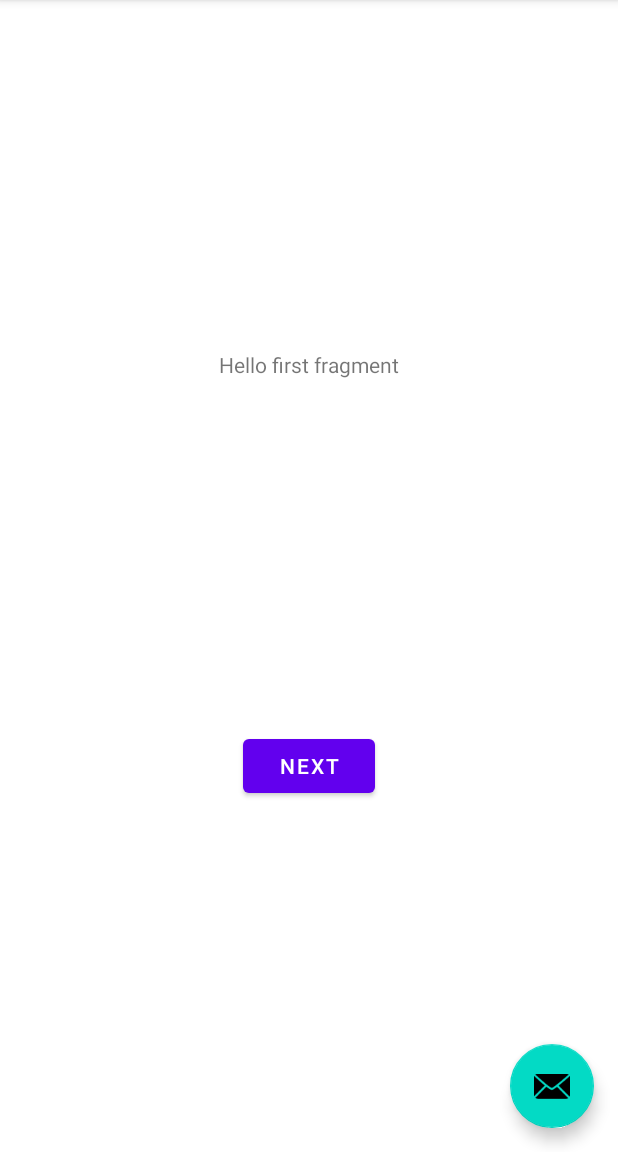
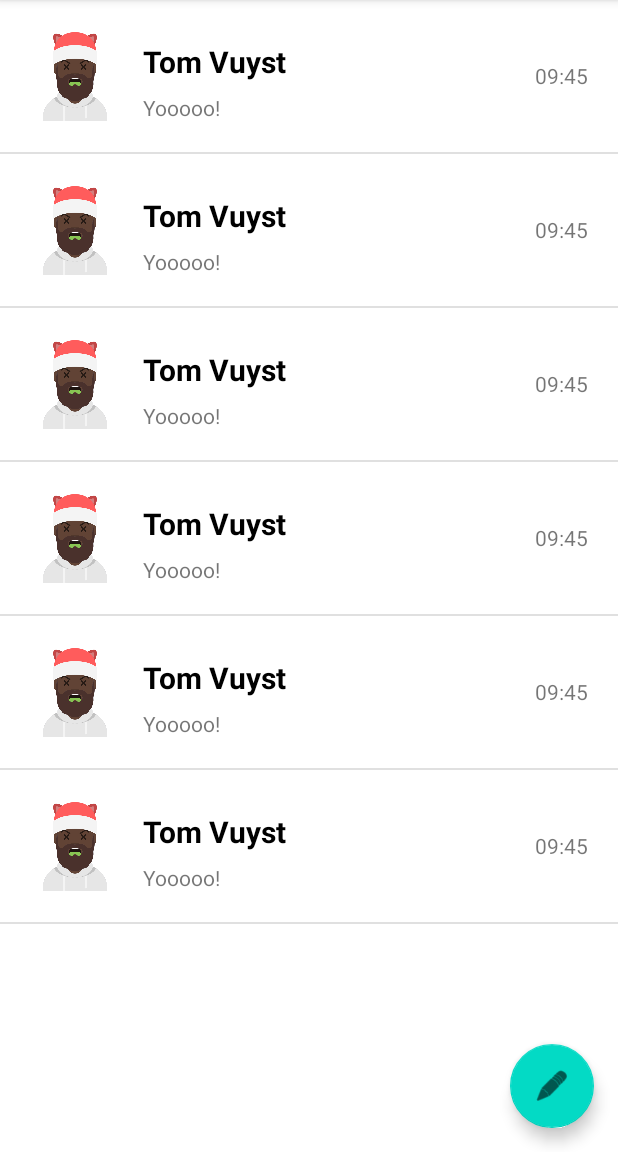
Before and after one commit to KoenLippe/AndroidChatApp, an Android app: the screen it shows after launch (MainActivity), on a phone screen of 412 x 824 dp, the part 84-1236 px from its top. Run offline under Robolectric (Android 15) with nearby library versions, the light colour scheme and no system bars.

Commit message:
Chat overview layout setup

```diff
--- a/app/build.gradle
+++ b/app/build.gradle
@@ -1,6 +1,8 @@
 plugins {
     id 'com.android.application'
     id 'kotlin-android'
+    id 'kotlin-kapt'
+    id 'kotlin-android-extensions'
 }
 
 android {
--- /dev/null
+++ b/app/src/main/java/com/example/androidchatapp/ChatOverviewFragment.kt
@@ -0,0 +1,48 @@
+package com.example.androidchatapp
+
+import android.os.Bundle
+import androidx.fragment.app.Fragment
+import android.view.LayoutInflater
+import android.view.View
+import android.view.ViewGroup
+import android.widget.Button
+import androidx.navigation.fragment.findNavController
+import androidx.recyclerview.widget.LinearLayoutManager
+import androidx.recyclerview.widget.RecyclerView
+import com.example.androidchatapp.model.ChatListItem
+import com.example.androidchatapp.ui.ChatAdapter
+import kotlinx.android.synthetic.main.fragment_chat_overview.*
+
+/**
+ * A simple [Fragment] subclass as the default destination in the navigation.
+ */
+class ChatOverviewFragment : Fragment() {
+
+    private val chats = arrayListOf<ChatListItem>()
+    private val chatAdapter = ChatAdapter(chats)
+
+    override fun onCreateView(
+            inflater: LayoutInflater, container: ViewGroup?,
+            savedInstanceState: Bundle?
+    ): View? {
+        // Inflate the layout for this fragment
+        return inflater.inflate(R.layout.fragment_chat_overview, container, false)
+    }
+
+    override fun onViewCreated(view: View, savedInstanceState: Bundle?) {
+        super.onViewCreated(view, savedInstanceState)
+
+        for (x in 0..5) {
+            chats.add(ChatListItem("Tom Vuyst", "asdf", "Yooooo!", "09:45"))
+        }
+
+        initRv()
+    }
+
+    private fun initRv() {
+        rvChats.apply {
+            adapter = chatAdapter
+            layoutManager = LinearLayoutManager(context, RecyclerView.VERTICAL , false)
+        }
+    }
+}
--- a/app/src/main/java/com/example/androidchatapp/FirstFragment.kt
+++ /dev/null
@@ -1,31 +0,0 @@
-package com.example.androidchatapp
-
-import android.os.Bundle
-import androidx.fragment.app.Fragment
-import android.view.LayoutInflater
-import android.view.View
-import android.view.ViewGroup
-import android.widget.Button
-import androidx.navigation.fragment.findNavController
-
-/**
- * A simple [Fragment] subclass as the default destination in the navigation.
- */
-class FirstFragment : Fragment() {
-
-    override fun onCreateView(
-            inflater: LayoutInflater, container: ViewGroup?,
-            savedInstanceState: Bundle?
-    ): View? {
-        // Inflate the layout for this fragment
-        return inflater.inflate(R.layout.fragment_first, container, false)
-    }
-
-    override fun onViewCreated(view: View, savedInstanceState: Bundle?) {
-        super.onViewCreated(view, savedInstanceState)
-
-        view.findViewById<Button>(R.id.button_first).setOnClickListener {
-            findNavController().navigate(R.id.action_FirstFragment_to_SecondFragment)
-        }
-    }
-}
--- /dev/null
+++ b/app/src/main/java/com/example/androidchatapp/model/ChatListItem.kt
@@ -0,0 +1,8 @@
+package com.example.androidchatapp.model
+
+data class ChatListItem(
+    val name: String,
+    val avatar: String,
+    val latestMessage: String,
+    val timestamp: String
+)
--- /dev/null
+++ b/app/src/main/java/com/example/androidchatapp/ui/ChatAdapter.kt
@@ -0,0 +1,43 @@
+package com.example.androidchatapp.ui
+
+import android.content.Context
+import android.view.LayoutInflater
+import android.view.View
+import android.view.ViewGroup
+import androidx.recyclerview.widget.RecyclerView
+import com.example.androidchatapp.R
+import com.example.androidchatapp.model.ChatListItem
+import kotlinx.android.synthetic.main.item_chat_list_item.view.*
+
+class ChatAdapter(
+    private val chats: List<ChatListItem>
+//    private val onChat:(ColorItem) -> Unit
+): RecyclerView.Adapter<ChatAdapter.ViewHolder>() {
+
+    private lateinit var context: Context
+
+    inner class ViewHolder(itemView: View) : RecyclerView.ViewHolder(itemView) {
+
+        fun dataBind(chat: ChatListItem) {
+            itemView.txtName.text = chat.name
+            itemView.txtLatestMessage.text = chat.latestMessage
+            itemView.txtTimestamp.text = chat.timestamp
+        }
+    }
+
+
+    override fun getItemCount(): Int {
+        return chats.size
+    }
+
+    override fun onCreateViewHolder(parent: ViewGroup, viewType: Int): ViewHolder {
+        context = parent.context
+        return ViewHolder(LayoutInflater.from(context).inflate(R.layout.item_chat_list_item, parent, false))
+    }
+
+    override fun onBindViewHolder(holder: ViewHolder, position: Int) {
+        holder.dataBind(chats[position])
+    }
+
+
+}
--- a/app/src/main/res/layout/activity_main.xml
+++ b/app/src/main/res/layout/activity_main.xml
@@ -28,6 +28,6 @@
         android:layout_height="wrap_content"
         android:layout_gravity="bottom|end"
         android:layout_margin="@dimen/fab_margin"
-        app:srcCompat="@android:drawable/ic_dialog_email" />
+        app:srcCompat="@android:drawable/ic_menu_edit" />
 
 </androidx.coordinatorlayout.widget.CoordinatorLayout>
--- /dev/null
+++ b/app/src/main/res/layout/fragment_chat_overview.xml
@@ -0,0 +1,16 @@
+<?xml version="1.0" encoding="utf-8"?>
+<androidx.constraintlayout.widget.ConstraintLayout xmlns:android="http://schemas.android.com/apk/res/android"
+    xmlns:app="http://schemas.android.com/apk/res-auto"
+    xmlns:tools="http://schemas.android.com/tools"
+    android:layout_width="match_parent"
+    android:layout_height="match_parent"
+    tools:context=".ChatOverviewFragment"
+    >
+
+    <androidx.recyclerview.widget.RecyclerView
+        android:id="@+id/rvChats"
+        android:layout_width="match_parent"
+        android:layout_height="match_parent" />
+
+
+</androidx.constraintlayout.widget.ConstraintLayout>
--- a/app/src/main/res/layout/fragment_first.xml
+++ /dev/null
@@ -1,28 +0,0 @@
-<?xml version="1.0" encoding="utf-8"?>
-<androidx.constraintlayout.widget.ConstraintLayout xmlns:android="http://schemas.android.com/apk/res/android"
-    xmlns:app="http://schemas.android.com/apk/res-auto"
-    xmlns:tools="http://schemas.android.com/tools"
-    android:layout_width="match_parent"
-    android:layout_height="match_parent"
-    tools:context=".FirstFragment">
-
-    <TextView
-        android:id="@+id/textview_first"
-        android:layout_width="wrap_content"
-        android:layout_height="wrap_content"
-        android:text="@string/hello_first_fragment"
-        app:layout_constraintBottom_toTopOf="@id/button_first"
-        app:layout_constraintEnd_toEndOf="parent"
-        app:layout_constraintStart_toStartOf="parent"
-        app:layout_constraintTop_toTopOf="parent" />
-
-    <Button
-        android:id="@+id/button_first"
-        android:layout_width="wrap_content"
-        android:layout_height="wrap_content"
-        android:text="@string/next"
-        app:layout_constraintBottom_toBottomOf="parent"
-        app:layout_constraintEnd_toEndOf="parent"
-        app:layout_constraintStart_toStartOf="parent"
-        app:layout_constraintTop_toBottomOf="@id/textview_first" />
-</androidx.constraintlayout.widget.ConstraintLayout>
--- /dev/null
+++ b/app/src/main/res/layout/item_chat_list_item.xml
@@ -0,0 +1,69 @@
+<?xml version="1.0" encoding="utf-8"?>
+<androidx.constraintlayout.widget.ConstraintLayout
+    xmlns:android="http://schemas.android.com/apk/res/android"
+    xmlns:app="http://schemas.android.com/apk/res-auto"
+    xmlns:tools="http://schemas.android.com/tools"
+    android:layout_width="match_parent"
+    android:layout_height="wrap_content">
+
+    <LinearLayout
+        android:id="@+id/llChat"
+        android:layout_width="match_parent"
+        android:layout_height="match_parent"
+        android:orientation="horizontal"
+        android:paddingHorizontal="20dp"
+        android:paddingVertical="20dp"
+        android:gravity="center_vertical">
+
+        <ImageView
+            android:id="@+id/imageView"
+            android:layout_width="60dp"
+            android:layout_height="60dp"
+            app:srcCompat="@drawable/avataaars"
+            android:layout_marginEnd="15dp"/>
+
+        <LinearLayout
+            android:layout_width="wrap_content"
+            android:layout_height="wrap_content"
+            android:orientation="vertical"
+            android:layout_weight="1"
+            android:layout_gravity="center_vertical">
+
+            <TextView
+                android:id="@+id/txtName"
+                android:layout_width="match_parent"
+                android:layout_height="wrap_content"
+                android:textStyle="bold"
+                android:textColor="@color/black"
+                android:textSize="20sp"
+                android:layout_marginVertical="7dp"
+                android:text="TextView"
+                />
+
+            <TextView
+                android:id="@+id/txtLatestMessage"
+                android:layout_width="match_parent"
+                android:layout_height="wrap_content"
+                android:text="TextView" />
+        </LinearLayout>
+
+
+        <TextView
+            android:id="@+id/txtTimestamp"
+            android:layout_width="wrap_content"
+            android:layout_height="wrap_content"
+            android:text="TextView" />
+
+    </LinearLayout>
+
+    <View
+        android:id="@+id/tile_divider"
+        android:layout_width="match_parent"
+        android:layout_height="1dp"
+        android:background="?android:attr/dividerVertical"
+        app:layout_constraintEnd_toEndOf="parent"
+        app:layout_constraintStart_toStartOf="parent"
+        app:layout_constraintTop_toBottomOf="@+id/llChat"
+        tools:ignore="MissingConstraints" />
+
+</androidx.constraintlayout.widget.ConstraintLayout>
--- a/app/src/main/res/navigation/nav_graph.xml
+++ b/app/src/main/res/navigation/nav_graph.xml
@@ -7,9 +7,9 @@
 
     <fragment
         android:id="@+id/FirstFragment"
-        android:name="com.example.androidchatapp.FirstFragment"
+        android:name="com.example.androidchatapp.ChatOverviewFragment"
         android:label="@string/first_fragment_label"
-        tools:layout="@layout/fragment_first">
+        tools:layout="@layout/fragment_chat_overview">
 
         <action
             android:id="@+id/action_FirstFragment_to_SecondFragment"
```
Also changed, not shown: app/src/main/res/drawable-v24/avataaars.png (added), 1 other file.
